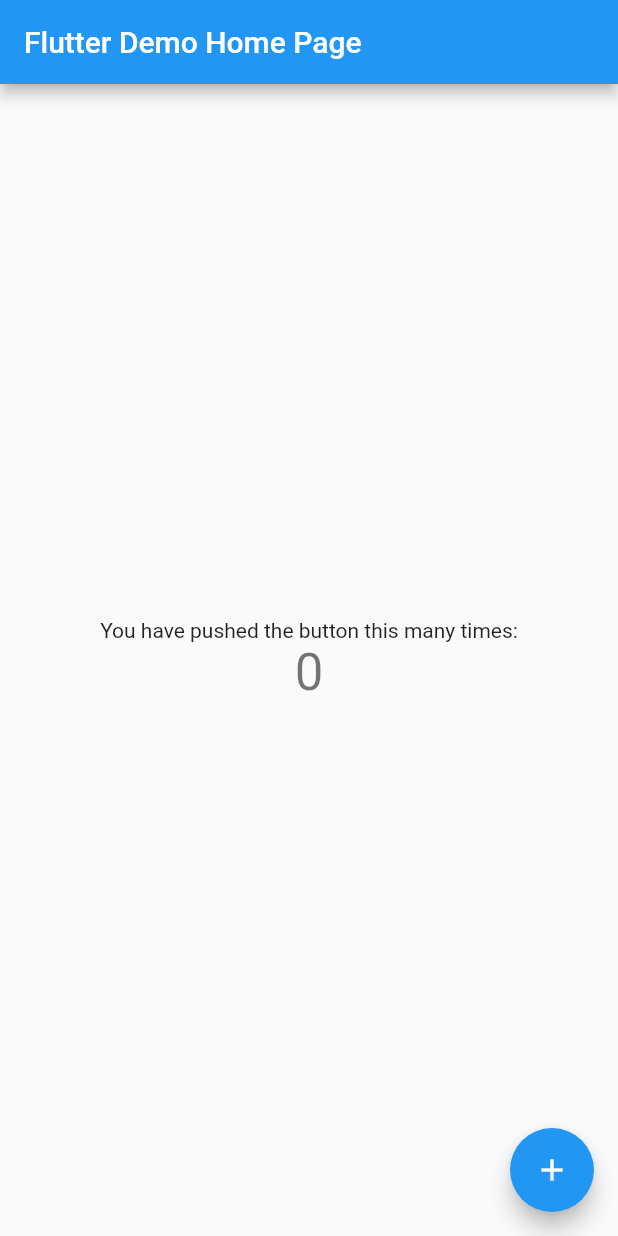
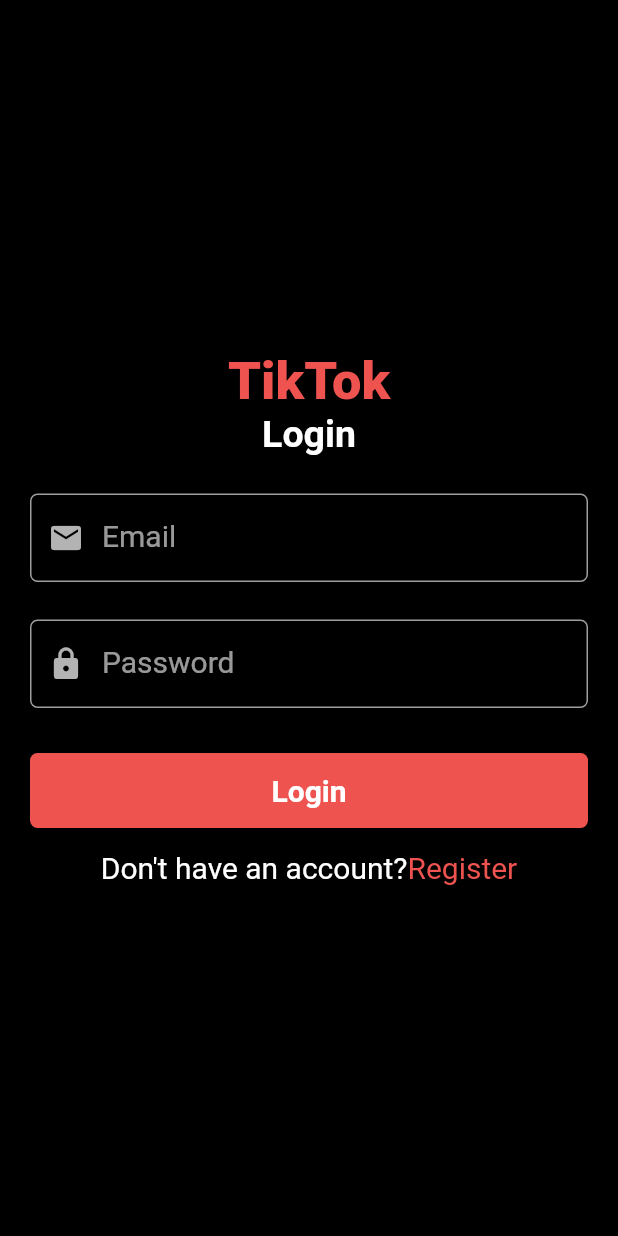
Before and after one commit to rakeshsahu95/HomeLane_TikTok, a Flutter app: the screen it shows after launch, on a phone screen of 412 x 824 dp. Run offline on Flutter 3.47's test engine with Material 2 defaults, Android fonts, the light colour scheme and no system bars.

Commit message:
login screen

```diff
--- /dev/null
+++ b/tik_tok/lib/constants.dart
@@ -0,0 +1,6 @@
+import 'package:flutter/material.dart';
+
+//COLORS
+const backgroundColor = Colors.black;
+var buttonColor = Colors.red[400];
+const borderColor = Colors.grey;
--- a/tik_tok/lib/main.dart
+++ b/tik_tok/lib/main.dart
@@ -1,4 +1,6 @@
 import 'package:flutter/material.dart';
+import 'package:tik_tok/constants.dart';
+import 'package:tik_tok/views/screens/auth/login_screen.dart';
 
 void main() {
   runApp(const MyApp());
@@ -11,105 +13,12 @@
   @override
   Widget build(BuildContext context) {
     return MaterialApp(
-      title: 'Flutter Demo',
-      theme: ThemeData(
-        // This is the theme of your application.
-        //
-        // Try running your application with "flutter run". You'll see the
-        // application has a blue toolbar. Then, without quitting the app, try
-        // changing the primarySwatch below to Colors.green and then invoke
-        // "hot reload" (press "r" in the console where you ran "flutter run",
-        // or simply save your changes to "hot reload" in a Flutter IDE).
-        // Notice that the counter didn't reset back to zero; the application
-        // is not restarted.
-        primarySwatch: Colors.blue,
+      debugShowCheckedModeBanner: false,
+      title: 'TikTok',
+      theme: ThemeData.dark().copyWith(
+        scaffoldBackgroundColor: backgroundColor,
       ),
-      home: const MyHomePage(title: 'Flutter Demo Home Page'),
+      home: LoginScreen(),
     );
   }
 }
-
-class MyHomePage extends StatefulWidget {
-  const MyHomePage({Key? key, required this.title}) : super(key: key);
-
-  // This widget is the home page of your application. It is stateful, meaning
-  // that it has a State object (defined below) that contains fields that affect
-  // how it looks.
-
-  // This class is the configuration for the state. It holds the values (in this
-  // case the title) provided by the parent (in this case the App widget) and
-  // used by the build method of the State. Fields in a Widget subclass are
-  // always marked "final".
-
-  final String title;
-
-  @override
-  State<MyHomePage> createState() => _MyHomePageState();
-}
-
-class _MyHomePageState extends State<MyHomePage> {
-  int _counter = 0;
-
-  void _incrementCounter() {
-    setState(() {
-      // This call to setState tells the Flutter framework that something has
-      // changed in this State, which causes it to rerun the build method below
-      // so that the display can reflect the updated values. If we changed
-      // _counter without calling setState(), then the build method would not be
-      // called again, and so nothing would appear to happen.
-      _counter++;
-    });
-  }
-
-  @override
-  Widget build(BuildContext context) {
-    // This method is rerun every time setState is called, for instance as done
-    // by the _incrementCounter method above.
-    //
-    // The Flutter framework has been optimized to make rerunning build methods
-    // fast, so that you can just rebuild anything that needs updating rather
-    // than having to individually change instances of widgets.
-    return Scaffold(
-      appBar: AppBar(
-        // Here we take the value from the MyHomePage object that was created by
-        // the App.build method, and use it to set our appbar title.
-        title: Text(widget.title),
-      ),
-      body: Center(
-        // Center is a layout widget. It takes a single child and positions it
-        // in the middle of the parent.
-        child: Column(
-          // Column is also a layout widget. It takes a list of children and
-          // arranges them vertically. By default, it sizes itself to fit its
-          // children horizontally, and tries to be as tall as its parent.
-          //
-          // Invoke "debug painting" (press "p" in the console, choose the
-          // "Toggle Debug Paint" action from the Flutter Inspector in Android
-          // Studio, or the "Toggle Debug Paint" command in Visual Studio Code)
-          // to see the wireframe for each widget.
-          //
-          // Column has various properties to control how it sizes itself and
-          // how it positions its children. Here we use mainAxisAlignment to
-          // center the children vertically; the main axis here is the vertical
-          // axis because Columns are vertical (the cross axis would be
-          // horizontal).
-          mainAxisAlignment: MainAxisAlignment.center,
-          children: <Widget>[
-            const Text(
-              'You have pushed the button this many times:',
-            ),
-            Text(
-              '$_counter',
-              style: Theme.of(context).textTheme.headline4,
-            ),
-          ],
-        ),
-      ),
-      floatingActionButton: FloatingActionButton(
-        onPressed: _incrementCounter,
-        tooltip: 'Increment',
-        child: const Icon(Icons.add),
-      ), // This trailing comma makes auto-formatting nicer for build methods.
-    );
-  }
-}
--- /dev/null
+++ b/tik_tok/lib/views/screens/auth/login_screen.dart
@@ -0,0 +1,114 @@
+import 'package:flutter/material.dart';
+import 'package:tik_tok/constants.dart';
+import 'package:tik_tok/views/widgets/text_inputfield.dart';
+
+class LoginScreen extends StatelessWidget {
+  LoginScreen({Key? key}) : super(key: key);
+
+  final TextEditingController _emailController = TextEditingController();
+  final TextEditingController _passwordController = TextEditingController();
+
+  @override
+  Widget build(BuildContext context) {
+    return Scaffold(
+      body: Container(
+        alignment: Alignment.center,
+        child: Column(
+          mainAxisAlignment: MainAxisAlignment.center,
+          children: [
+            Text(
+              'TikTok',
+              style: TextStyle(
+                  fontSize: 35,
+                  color: buttonColor,
+                  fontWeight: FontWeight.w900),
+            ),
+            const Text(
+              'Login',
+              style: TextStyle(
+                fontSize: 25,
+                fontWeight: FontWeight.w700,
+              ),
+            ),
+            SizedBox(
+              height: 25,
+            ),
+            Container(
+                width: MediaQuery.of(context).size.width,
+                margin: const EdgeInsets.symmetric(horizontal: 20),
+                child: TextInputField(
+                  controller: _emailController,
+                  labelText: 'Email',
+                  icon: Icons.email,
+                )),
+            SizedBox(
+              height: 25,
+            ),
+            Container(
+                width: MediaQuery.of(context).size.width,
+                margin: const EdgeInsets.symmetric(horizontal: 20),
+                child: TextInputField(
+                  controller: _passwordController,
+                  labelText: 'Password',
+                  icon: Icons.lock,
+                  isObscure: true,
+                )),
+            SizedBox(
+              height: 30,
+            ),
+            Container(
+              width: MediaQuery.of(context).size.width - 40,
+              height: 50,
+              decoration: BoxDecoration(
+                color: buttonColor,
+                borderRadius: const BorderRadius.all(
+                  Radius.circular(5),
+                ),
+              ),
+              child: InkWell(
+                onTap: () {
+                  print('login user');
+                },
+                child: const Center(
+                  child: Text(
+                    'Login',
+                    style: TextStyle(
+                      fontSize: 20,
+                      fontWeight: FontWeight.w700,
+                    ),
+                  ),
+                ),
+              ),
+            ),
+            const SizedBox(
+              height: 15,
+            ),
+            Row(
+              mainAxisAlignment: MainAxisAlignment.center,
+              children: [
+                const Text(
+                  'Don\'t have an account?',
+                  style: TextStyle(
+                    fontSize: 20,
+                  ),
+                ),
+                InkWell(
+                  onTap: () {
+                    print('navigating user');
+                  },
+                  child: Text(
+                    'Register',
+                    style: TextStyle(
+                      fontSize: 20,
+                      color: buttonColor,
+                    ),
+                  ),
+                )
+              ],
+            )
+          ],
+        ),
+      ),
+    );
+  }
+}
--- /dev/null
+++ b/tik_tok/lib/views/widgets/text_inputfield.dart
@@ -0,0 +1,44 @@
+import 'package:flutter/material.dart';
+import 'package:tik_tok/constants.dart';
+
+class TextInputField extends StatelessWidget {
+  final TextEditingController controller;
+  final String labelText;
+  final bool isObscure;
+  final IconData icon;
+
+  const TextInputField({
+    Key? key,
+    required this.controller,
+    required this.labelText,
+    this.isObscure = false,
+    required this.icon,
+  }) : super(key: key);
+
+  @override
+  Widget build(BuildContext context) {
+    return TextField(
+      controller: controller,
+      decoration: InputDecoration(
+        labelText: labelText,
+        prefixIcon: Icon(icon),
+        labelStyle: const TextStyle(
+          fontSize: 20,
+        ),
+        enabledBorder: OutlineInputBorder(
+          borderRadius: BorderRadius.circular(5),
+          borderSide: const BorderSide(
+            color: borderColor,
+          ),
+        ),
+        focusedBorder: OutlineInputBorder(
+          borderRadius: BorderRadius.circular(5),
+          borderSide: const BorderSide(
+            color: borderColor,
+          ),
+        ),
+      ),
+      obscureText: isObscure,
+    );
+  }
+}
```
